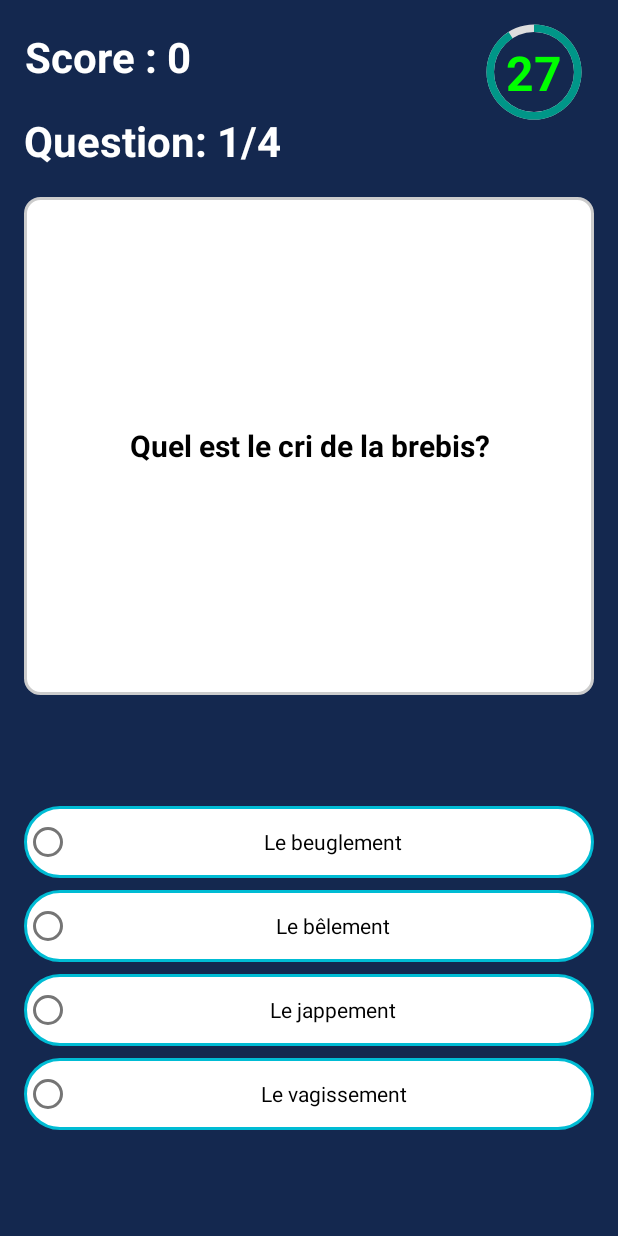
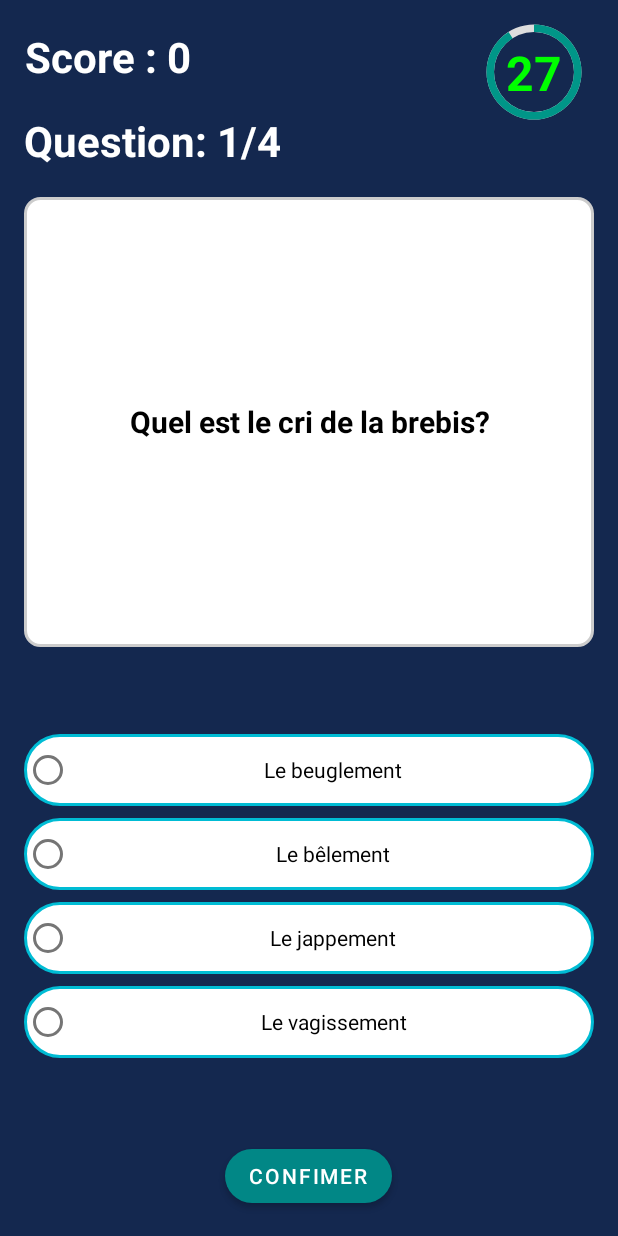
Before and after one commit to waminiyi/MyQuiz, an Android app: the GameActivity screen opened directly, with no data from a screen before it, on a phone screen of 412 x 824 dp. Run offline under Robolectric (Android 15) with nearby library versions, the phone set to English and light mode, and no system bars.

Commit message:
problème parcelable questionBank réglé

```diff
--- a/app/src/main/java/com/waminiyi/myquiz/controller/GameActivity.java
+++ b/app/src/main/java/com/waminiyi/myquiz/controller/GameActivity.java
@@ -5,8 +5,8 @@ import android.content.Intent;
 import android.graphics.Color;
 import android.os.Bundle;
 import android.os.CountDownTimer;
-import android.os.Handler;
-import android.view.MotionEvent;
+import android.view.View;
+import android.widget.Button;
 import android.widget.ProgressBar;
 import android.widget.RadioButton;
 import android.widget.RadioGroup;
@@ -18,10 +18,9 @@ import androidx.appcompat.app.AppCompatActivity;
 
 import com.waminiyi.myquiz.R;
 import com.waminiyi.myquiz.model.Question;
+import com.waminiyi.myquiz.model.QuestionBank;
 
-import java.util.ArrayList;
 import java.util.Arrays;
-import java.util.Collections;
 import java.util.Locale;
 
 public class GameActivity extends AppCompatActivity {
@@ -31,11 +30,12 @@ public class GameActivity extends AppCompatActivity {
     private RadioButton mAnswerButton2;
     private RadioButton mAnswerButton3;
     private RadioButton mAnswerButton4;
+    private Button mConfirmButton;
     private RadioGroup mRadioGroup;
     private int mGameHighScore;
     private final int mTotalQuestionCount = 4;
-    private int mQuestionCount;
     private Question mCurrentQuestion;
+    private QuestionBank mQuestionBank;
     private TextView mScoreTextView;
     private TextView mQuestionCountTextView;
     private ProgressBar mProgressBar;
@@ -45,21 +45,14 @@ public class GameActivity extends AppCompatActivity {
     private boolean mAnswered;
     private final int COUNTDOWN_IN_MILLIS = 30000;
     public static final String BUNDLE_EXTRA_SCORE = "BUNDLE_EXTRA_SCORE"; //clé associée au score
-    private boolean mEnableTouchEvents; // boolean pour gérer les clics
     public static final String STATE_SCORE = "BUNDLE_STATE_SCORE";// à utiliser comme clé pour sauvegarder le score dans le bundle
-    public static final String STATE_QUESTION_INDEX = "BUNDLE_STATE_QUESTION_INDEX";
     public static final String STATE_QUESTION_LIST = "BUNDLE_STATE_QUESTION_LIST";
     private CountDownTimer mCountDownTimer;//pour le minuteur
     private long mTimeLeftInMillis;
     private static final String STATE_MILLIS_LEFT = "STATE_MILLIS_LEFT";
     private static final String STATE_ANSWER = "STATE_ANSWER";
-    private ArrayList<Question> mQuestionList;
 
 
-    @Override
-    public boolean dispatchTouchEvent(MotionEvent ev) {
-        return mEnableTouchEvents && super.dispatchTouchEvent(ev);
-    }
 
     /*méthode qui gère la sauvegarde des données du jeu en cours pour qu'on les récupère en
     cas de destruction de l'activité
@@ -68,8 +61,8 @@ public class GameActivity extends AppCompatActivity {
     protected void onSaveInstanceState(Bundle outState) {
         super.onSaveInstanceState(outState);
         outState.putInt(STATE_SCORE, mScore);
-        outState.putInt(STATE_QUESTION_INDEX, mQuestionCount);
-        outState.putParcelableArrayList(STATE_QUESTION_LIST, mQuestionList);
+        //outState.putInt(STATE_QUESTION_INDEX, mQuestionBank.getQuestionIndex());
+        outState.putParcelable(STATE_QUESTION_LIST, mQuestionBank);
         outState.putLong(STATE_MILLIS_LEFT, mTimeLeftInMillis);
         outState.putBoolean(STATE_ANSWER, mAnswered);
     }
@@ -87,6 +80,7 @@ public class GameActivity extends AppCompatActivity {
         mAnswerButton4 = findViewById(R.id.game_activity_button_4);
         mRadioGroup = findViewById(R.id.game_activity_radio_group);
         mScoreTextView = findViewById(R.id.game_activity_textview_score);
+        mConfirmButton = findViewById(R.id.button_confirm_next);
         mQuestionCountTextView = findViewById(R.id.game_activity_textview_question_count);
         mProgressBar = findViewById(R.id.progress_bar);
         mTimerTextView = findViewById(R.id.game_activity_timer_text);
@@ -94,15 +88,9 @@ public class GameActivity extends AppCompatActivity {
         mProgressBar.setMax(COUNTDOWN_IN_MILLIS);
 
         if (savedInstanceState != null) {// null si rien n'avait été sauvegardé
-
             resumeCurrentGame(savedInstanceState);
 
-            if (mAnswered) {
-                displayNextQuestion(COUNTDOWN_IN_MILLIS);
-            } else {
-                mQuestionCount--;
-                displayNextQuestion(mTimeLeftInMillis);
-            }
+
 
         } else {
             startNewGame();
@@ -111,78 +99,80 @@ public class GameActivity extends AppCompatActivity {
 
         // Le même listener est utilisé pour les 4 boutons en implémentant View.OnClickListener pour la GameActivity
         // L'id des boutons permettra de distinguer celui qui a été cliqué
-        /*mAnswerButton1.setOnClickListener(this);
-        mAnswerButton2.setOnClickListener(this);
-        mAnswerButton3.setOnClickListener(this);
-        mAnswerButton4.setOnClickListener(this);*/
 
-        mRadioGroup.setOnCheckedChangeListener(new RadioGroup.OnCheckedChangeListener() {
+        mConfirmButton.setOnClickListener(new View.OnClickListener() {
             @Override
-            public void onCheckedChanged(RadioGroup group, int checkedId) {
-
-                if (mAnswerButton1.isChecked() || mAnswerButton2.isChecked() || mAnswerButton3.isChecked()|| mAnswerButton4.isChecked()) {
-                    checkAnswer();
+            public void onClick(View v) {
+                //vérifie que le joueur a bien choisi une réponse avant la validation
+                if (!mAnswered) {
+                    if (mAnswerButton1.isChecked() || mAnswerButton2.isChecked() || mAnswerButton3.isChecked() || mAnswerButton4.isChecked()) {
+                        checkAnswer();
+                    } else {
+                        Toast.makeText(GameActivity.this, "Merci de choisir une réponse", Toast.LENGTH_SHORT).show();
+                    }
+                } else {
+                    //c'est ici qu'il faudrait incrémenter la question
+                    displayNextQuestion(COUNTDOWN_IN_MILLIS);
                 }
             }
         });
-
     }
 
 
-   /* @Override
-    //vérification du choix du joueur
-    public void onClick(View v) {
-        //mise en place du lien entre le bouton cliqué et l'indice du choix correspondant
-        mChoiceView = v;
-        checkAnswer();
-    }*/
-
     private void startNewGame() {
         mScore = 0;
-        mQuestionList = generateQuestions();
-        mQuestionCount = 0;
+        mScoreTextView.setText("Score : " + mScore);
+        mQuestionBank = generateQuestions();
+        mQuestionBank.setQuestionIndex(0);
         displayNextQuestion(COUNTDOWN_IN_MILLIS);
     }
 
     private void resumeCurrentGame(Bundle bundle) {
-        mQuestionList = bundle.getParcelableArrayList(STATE_QUESTION_LIST);
-        mQuestionCount = bundle.getInt(STATE_QUESTION_INDEX);
+        mQuestionBank = bundle.getParcelable(STATE_QUESTION_LIST);
         mScore = bundle.getInt(STATE_SCORE);
         mTimeLeftInMillis = bundle.getLong(STATE_MILLIS_LEFT);
         mAnswered = bundle.getBoolean(STATE_ANSWER);
+        if (mAnswered) {
+            mQuestionBank.setQuestionIndex(mQuestionBank.getQuestionIndex() - 1);
+            mCurrentQuestion=mQuestionBank.getCurrentQuestion();
+            updateCountDownText();
+            showAnswer();
+            mQuestionBank.setQuestionIndex(mQuestionBank.getQuestionIndex() + 1);
+        } else {
+            startCountDown();
+        }
     }
 
-    private void displayNextQuestion(long duration) {
+    private void displayNextQuestion(long duration) {//ajouter des arguments à cette méthode notamment la durée, si l'on a déja répondu,afin de déterminer s'il faut lancer le compte à rebours
         // mise à jour de l'interface en affichant l'énoncé de la question et les choix possibles
         mAnswerButton1.setTextColor(Color.BLACK);
         mAnswerButton2.setTextColor(Color.BLACK);
         mAnswerButton3.setTextColor(Color.BLACK);
         mAnswerButton4.setTextColor(Color.BLACK);
+        mRadioGroup.clearCheck();
 
 
-        if (mQuestionCount < mTotalQuestionCount) {
+        if (mQuestionBank.getQuestionIndex() < mTotalQuestionCount) {
 
-            mCurrentQuestion = mQuestionList.get(mQuestionCount);
+            mCurrentQuestion = mQuestionBank.getCurrentQuestion();
 
             mQuestionTextView.setText(mCurrentQuestion.getQuestionText());
             mAnswerButton1.setText(mCurrentQuestion.getChoiceList().get(0));
             mAnswerButton2.setText(mCurrentQuestion.getChoiceList().get(1));
             mAnswerButton3.setText(mCurrentQuestion.getChoiceList().get(2));
             mAnswerButton4.setText(mCurrentQuestion.getChoiceList().get(3));
-            mRadioGroup.clearCheck();
 
 
-            mQuestionCount++;
-            mScoreTextView.setText("Score : " + mScore);
-            mQuestionCountTextView.setText("Question: " + mQuestionCount + "/" + mTotalQuestionCount);
+            mQuestionBank.setQuestionIndex(mQuestionBank.getQuestionIndex() + 1);
+            mQuestionCountTextView.setText("Question: " + mQuestionBank.getQuestionIndex() + "/" + mTotalQuestionCount);
             mAnswered = false;
+            mConfirmButton.setText("Confimer");
             mTimeLeftInMillis = duration;
             startCountDown();
 
         } else {
             endGame();
         }
-        mEnableTouchEvents = true;// réactivation des boutons
 
     }
 
@@ -200,8 +190,7 @@ public class GameActivity extends AppCompatActivity {
             public void onFinish() {
                 mTimeLeftInMillis = 0;
                 updateCountDownText();
-                showAnswer();
-                displayNextQuestion(COUNTDOWN_IN_MILLIS);
+                checkAnswer();
             }
         }.start();
     }
@@ -226,22 +215,8 @@ public class GameActivity extends AppCompatActivity {
         //mise en place du lien entre le bouton cliqué et l'indice du choix correspondant
         mCountDownTimer.cancel();
         mAnswered = true;
-        mEnableTouchEvents = false;
         RadioButton answerSelected = findViewById(mRadioGroup.getCheckedRadioButtonId());
         int answerIndex = mRadioGroup.indexOfChild(answerSelected); //indice du bouton radio cliqué
-
-        //si la vue correspond au bouton1, alors la réponse choisie est la première dans notre liste
-        /*if (mChoiceView == mAnswerButton1) {
-            choiceIndex = 0;
-        } else if (mChoiceView == mAnswerButton2) {
-            choiceIndex = 1;
-        } else if (mChoiceView == mAnswerButton3) {
-            choiceIndex = 2;
-        } else if (mChoiceView == mAnswerButton4) {
-            choiceIndex = 3;
-        } else {
-            throw new IllegalStateException("Unknown clicked view : " + mChoiceView);
-        }*/
 
         if (answerIndex == mCurrentQuestion.getAnswerIndex()) {
             Toast.makeText(this, "Réponse correcte!", Toast.LENGTH_SHORT).show();
@@ -257,21 +232,20 @@ public class GameActivity extends AppCompatActivity {
         } else {
             Toast.makeText(this, "Réponse incorrecte!", Toast.LENGTH_SHORT).show();
         }
-        //désactivation des boutons après le choix de l'utilisateur
 
         showAnswer();
 
         /*Objet qui un temps d'exécution
         permet de faire patienter l'affichage de la question suivante le temps que le toaast disparaisse
          */
-        new Handler().postDelayed(new Runnable() {
+        /*new Handler().postDelayed(new Runnable() {
 
             @Override
             public void run() {
                 //code dont l'exécution doit atteindre la fin du toast
                 displayNextQuestion(COUNTDOWN_IN_MILLIS);
             }
-        }, 3_000); // temps d'exécution
+        }, 3_000); // temps d'exécution*/
 
     }
 
@@ -295,11 +269,16 @@ public class GameActivity extends AppCompatActivity {
                 mAnswerButton4.setTextColor(Color.GREEN);
                 break;
         }
+        if (mQuestionBank.getQuestionIndex() < mTotalQuestionCount) {
+            mConfirmButton.setText("Suivant");
+        } else {
+            mConfirmButton.setText("Terminer");
+        }
     }
 
     private void endGame() {
-        if (mScore>mGameHighScore){
-            mGameHighScore=mScore;
+        if (mScore > mGameHighScore) {
+            mGameHighScore = mScore;
         }
         //plus de questions? affichage du score final et fin du jeu
         AlertDialog.Builder builder = new AlertDialog.Builder(this);
@@ -324,7 +303,7 @@ public class GameActivity extends AppCompatActivity {
         builder.show();
     }
 
-    private ArrayList<Question> generateQuestions() {
+    private QuestionBank generateQuestions() {
         // création des questions
         Question question1 = new Question(
                 "Quel animal est le roitelet?",
@@ -508,13 +487,11 @@ public class GameActivity extends AppCompatActivity {
         );
 
         // renvoi de la banque de question
-        ArrayList<Question> list = new ArrayList<>(Arrays.asList(question1, question2, question3, question4, question5, question6,
+        return new QuestionBank(Arrays.asList(question1, question2, question3, question4, question5, question6,
                 question7, question8, question9, question10, question11, question12, question13, question14, question15,
                 question16, question17, question18, question19, question20, question21, question22, question23, question24,
                 question25, question26, question27, question28, question29, question30));
 
-        Collections.shuffle(list);
-        return list;
 
     }
 
--- a/app/src/main/res/layout-land/activity_game.xml
+++ b/app/src/main/res/layout-land/activity_game.xml
@@ -19,6 +19,7 @@
             android:layout_height="wrap_content"
             android:layout_gravity="start"
             android:layout_marginStart="8dp"
+            android:freezesText="true"
             android:layout_marginBottom="32dp"
             android:gravity="center"
             android:textColor="@color/white"
@@ -38,6 +39,7 @@
             android:layout_marginTop="8dp"
             android:layout_marginBottom="16dp"
             android:gravity="center"
+            android:freezesText="true"
             android:textColor="@color/white"
             android:textSize="20sp"
             android:textStyle="bold"
@@ -71,6 +73,7 @@
                 android:layout_height="wrap_content"
                 android:textAppearance="@style/TextAppearance.AppCompat.Large"
                 android:textColor="@color/white"
+                android:freezesText="true"
                 android:textSize="24sp"
                 android:textStyle="bold"
                 app:layout_constraintBottom_toBottomOf="@+id/progress_bar"
@@ -95,6 +98,7 @@
             android:layout_marginStart="8dp"
             android:layout_marginTop="4dp"
             android:layout_marginEnd="8dp"
+            android:freezesText="true"
             android:layout_marginBottom="4dp"
             android:layout_weight="1"
             android:background="@drawable/round_text_view"
@@ -105,22 +109,27 @@
             android:textSize="20sp"
             android:textStyle="bold"
             tools:text="Question?" />
+        <LinearLayout
+            android:layout_width="0dp"
+            android:layout_height="match_parent"
+            android:layout_weight="1"
+            android:orientation="vertical">
 
             <RadioGroup
                 android:id="@+id/game_activity_radio_group"
-            android:layout_width="0dp"
+                android:layout_width="match_parent"
                 android:layout_height="wrap_content"
                 android:gravity="center"
                 android:layout_gravity="center"
                 android:layout_marginStart="8dp"
                 android:layout_marginEnd="8dp"
-            android:layout_weight="1"
                 android:padding="8dp">
 
                 <RadioButton
                     android:id="@+id/game_activity_button_1"
                     android:layout_width="match_parent"
                     android:layout_height="wrap_content"
+                    android:freezesText="true"
                     android:background="@drawable/round_button"
                     android:gravity="center"
                     android:text="Answer 1"
@@ -129,6 +138,7 @@
                 <RadioButton
                     android:id="@+id/game_activity_button_2"
                     android:layout_width="match_parent"
+                    android:freezesText="true"
                     android:layout_height="wrap_content"
                     android:layout_marginTop="8dp"
                     android:background="@drawable/round_button"
@@ -141,6 +151,7 @@
                     android:layout_width="match_parent"
                     android:layout_height="wrap_content"
                     android:layout_marginTop="8dp"
+                    android:freezesText="true"
                     android:background="@drawable/round_button"
                     android:gravity="center"
                     android:text="Answer 3"
@@ -150,6 +161,7 @@
                     android:id="@+id/game_activity_button_4"
                     android:layout_width="match_parent"
                     android:layout_height="wrap_content"
+                    android:freezesText="true"
                     android:layout_marginTop="8dp"
                     android:background="@drawable/round_button"
                     android:gravity="center"
@@ -157,6 +169,20 @@
                     android:textSize="14sp" />
 
             </RadioGroup>
+            <Button
+                android:id="@+id/button_confirm_next"
+                android:layout_width="wrap_content"
+                android:layout_height="wrap_content"
+                android:layout_margin="8dp"
+                android:layout_marginTop="16dp"
+                android:freezesText="true"
+                android:layout_gravity="center"
+                android:text="Confirmer"
+                app:cornerRadius="30dp" />
+
+        </LinearLayout>
+
+
 
 
     </LinearLayout>
--- a/app/src/main/res/layout/activity_game.xml
+++ b/app/src/main/res/layout/activity_game.xml
@@ -22,6 +22,7 @@
             android:gravity="center"
             android:textColor="@color/white"
             android:textSize="28sp"
+            android:freezesText="true"
             android:textStyle="bold"
             app:layout_constraintBottom_toTopOf="@id/game_activity_textview_question_count"
             app:layout_constraintStart_toStartOf="parent"
@@ -37,6 +38,7 @@
             android:gravity="center"
             android:textColor="@color/white"
             android:textSize="28sp"
+            android:freezesText="true"
             android:textStyle="bold"
             app:layout_constraintBottom_toBottomOf="parent"
             app:layout_constraintStart_toStartOf="parent"
@@ -70,6 +72,7 @@
                 android:textColor="@color/white"
                 android:textSize="32sp"
                 android:textStyle="bold"
+                android:freezesText="true"
                 app:layout_constraintBottom_toBottomOf="@+id/progress_bar"
                 app:layout_constraintEnd_toEndOf="@+id/progress_bar"
                 app:layout_constraintStart_toStartOf="@+id/progress_bar"
@@ -82,7 +85,8 @@
         android:layout_width="match_parent"
         android:layout_height="0dp"
         android:layout_weight="12"
-        android:orientation="vertical">
+        android:orientation="vertical"
+        android:gravity="center">
 
         <TextView
             android:id="@+id/game_activity_textview_question"
@@ -90,6 +94,7 @@
             android:layout_height="0dp"
             android:layout_marginStart="8dp"
             android:layout_marginTop="8dp"
+            android:freezesText="true"
             android:layout_marginEnd="8dp"
             android:layout_marginBottom="4dp"
             android:layout_weight="1"
@@ -118,6 +123,7 @@
                 android:layout_marginTop="8dp"
                 android:background="@drawable/round_button"
                 android:gravity="center"
+                android:freezesText="true"
                 android:padding="4dp"
                 android:text="Answer 1"
                 android:textSize="14sp" />
@@ -130,6 +136,7 @@
                 android:background="@drawable/round_button"
                 android:gravity="center"
                 android:padding="4dp"
+                android:freezesText="true"
                 android:text="Answer 2"
                 android:textSize="14sp" />
 
@@ -138,6 +145,7 @@
                 android:layout_width="match_parent"
                 android:layout_height="wrap_content"
                 android:layout_marginTop="8dp"
+                android:freezesText="true"
                 android:background="@drawable/round_button"
                 android:gravity="center"
                 android:padding="4dp"
@@ -149,6 +157,7 @@
                 android:layout_width="match_parent"
                 android:layout_height="wrap_content"
                 android:layout_marginTop="8dp"
+                android:freezesText="true"
                 android:background="@drawable/round_button"
                 android:gravity="center"
                 android:padding="4dp"
@@ -157,6 +166,16 @@
 
         </RadioGroup>
 
+        <Button
+            android:id="@+id/button_confirm_next"
+            android:layout_width="wrap_content"
+            android:layout_height="wrap_content"
+            android:layout_margin="8dp"
+            android:layout_marginTop="16dp"
+            android:freezesText="true"
+            android:text="Confirmer"
+            app:cornerRadius="30dp" />
+
     </LinearLayout>
 
 </LinearLayout>
```
Also changed, not shown: app/src/main/java/com/waminiyi/myquiz/model/QuestionBank.java (+30 -1 lines), 31 other files. Lines whose indentation alone changed are shown as unchanged.
